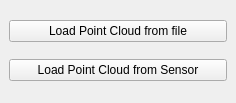
golems/grip2_plugin, file planning/ui/planning_plugin.ui: the form before one commit.
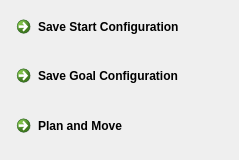
The form after the commit.

Commit message: Add a RRT planning to avoid obstacles

```diff
--- a/planning/ui/planning_plugin.ui
+++ b/planning/ui/planning_plugin.ui
@@ -6,8 +6,8 @@
    <rect>
     <x>0</x>
     <y>0</y>
-    <width>236</width>
-    <height>103</height>
+    <width>239</width>
+    <height>160</height>
    </rect>
   </property>
   <property name="windowTitle">
@@ -16,16 +16,23 @@
   <widget class="QWidget" name="dockWidgetContents">
    <layout class="QVBoxLayout" name="verticalLayout">
     <item>
-     <widget class="QPushButton" name="PCDFile">
+     <widget class="QCommandLinkButton" name="saveStartButton">
       <property name="text">
-       <string>Load Point Cloud from file</string>
+       <string>Save Start Configuration</string>
       </property>
      </widget>
     </item>
     <item>
-     <widget class="QPushButton" name="PCDSensor">
+     <widget class="QCommandLinkButton" name="saveGoalButton">
       <property name="text">
-       <string>Load Point Cloud from Sensor</string>
+       <string>Save Goal Configuration</string>
+      </property>
+     </widget>
+    </item>
+    <item>
+     <widget class="QCommandLinkButton" name="PlanMoveButton">
+      <property name="text">
+       <string>Plan and Move</string>
       </property>
      </widget>
     </item>
```
Left out of the diff: 21 changed lines with no effect on the pictures. The commit also changes 3 other files.
